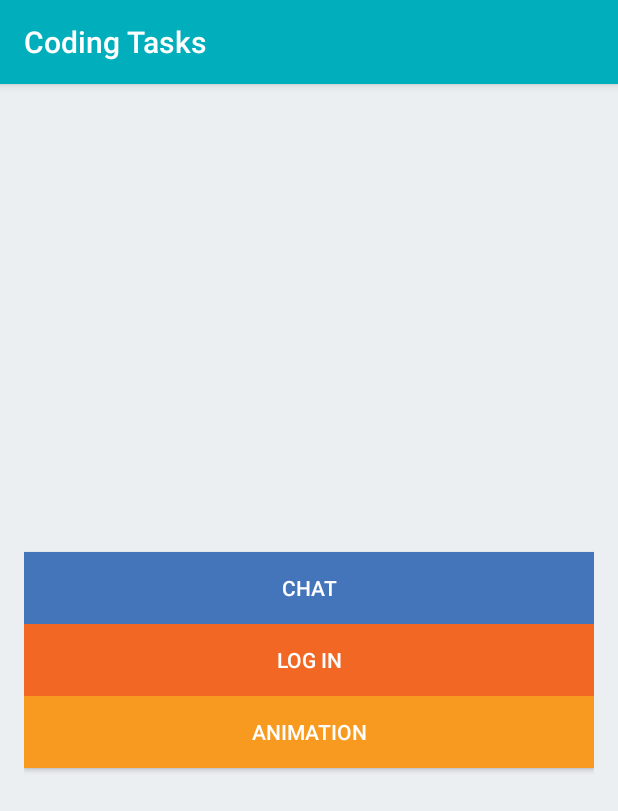
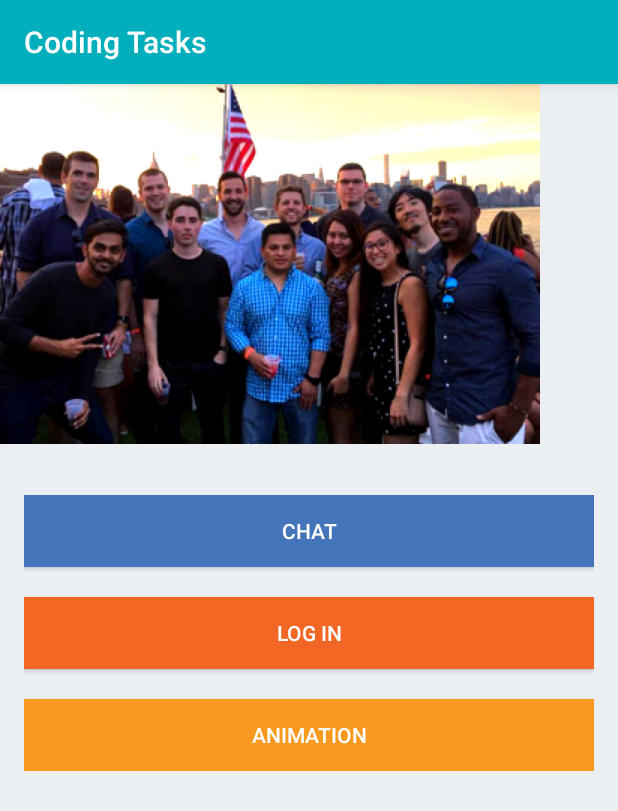
Before and after one commit to jorgereina1986/AppPartnerCodingChallenge, an Android app: the screen it shows after launch (MainActivity), on a phone screen of 412 x 824 dp. Shown: the top 811 px of the screen. Run offline under Robolectric (Android 15) with nearby library versions, the phone set to English and light mode, and no system bars.

Commit message:
activity main ui done

```diff
--- a/app/src/main/res/layout-land/activity_main.xml
+++ b/app/src/main/res/layout-land/activity_main.xml
@@ -20,7 +20,8 @@
             android:onClick="onChatClicked"
             android:text="@string/chat_button"
             android:textColor="@android:color/white"
-            android:textSize="@dimen/button_text_size" />
+            android:textSize="@dimen/button_text_size"
+            android:layout_marginBottom="20dp"/>
 
         <Button
             android:layout_width="match_parent"
@@ -29,7 +30,8 @@
             android:onClick="onLoginClicked"
             android:text="@string/login_button"
             android:textColor="@android:color/white"
-            android:textSize="@dimen/button_text_size" />
+            android:textSize="@dimen/button_text_size"
+            android:layout_marginBottom="20dp"/>
 
         <Button
             android:layout_width="match_parent"
--- a/app/src/main/res/layout/activity_login.xml
+++ b/app/src/main/res/layout/activity_login.xml
@@ -17,9 +17,11 @@
         android:id="@+id/password_et"
         android:layout_width="match_parent"
         android:layout_height="@dimen/button_size"
-        android:layout_below="@+id/username_et" />
+        android:layout_below="@+id/username_et"
+        android:layout_marginBottom="60dp" />
 
     <Button
+        android:id="@+id/login_btn"
         android:layout_width="match_parent"
         android:layout_height="wrap_content"
         android:layout_below="@+id/password_et"
--- a/app/src/main/res/layout/activity_main.xml
+++ b/app/src/main/res/layout/activity_main.xml
@@ -1,22 +1,32 @@
 <?xml version="1.0" encoding="utf-8"?>
 <RelativeLayout xmlns:android="http://schemas.android.com/apk/res/android"
-                xmlns:tools="http://schemas.android.com/tools"
-                android:layout_width="match_parent"
-                android:layout_height="match_parent"
-                android:layout_marginLeft="@dimen/activity_horizontal_margin"
-                android:layout_marginRight="@dimen/activity_horizontal_margin"
-                tools:context=".MainActivity">
+    xmlns:tools="http://schemas.android.com/tools"
+    android:layout_width="match_parent"
+    android:layout_height="match_parent"
+    tools:context=".MainActivity">
+
+    <ImageView
+        android:id="@+id/company_iv"
+        android:src="@drawable/ic_company_photo"
+        android:layout_width="wrap_content"
+        android:layout_height="wrap_content" />
 
     <LinearLayout
         android:layout_width="match_parent"
-        android:layout_height="match_parent"
+        android:layout_height="wrap_content"
         android:gravity="center"
-        android:orientation="vertical">
+        android:orientation="vertical"
+        android:layout_below="@id/company_iv"
+        android:layout_marginTop="34dp"
+        android:layout_marginLeft="@dimen/activity_vertical_margin"
+        android:layout_marginRight="@dimen/activity_vertical_margin"
+        android:layout_marginBottom="34dp">
 
         <Button
             android:id="@+id/chat_btn"
             android:layout_width="match_parent"
             android:layout_height="wrap_content"
+            android:layout_marginBottom="20dp"
             android:background="@color/button_blue"
             android:onClick="onChatClicked"
             android:text="@string/chat_button"
@@ -26,6 +36,7 @@
         <Button
             android:layout_width="match_parent"
             android:layout_height="wrap_content"
+            android:layout_marginBottom="20dp"
             android:background="@color/button_orange"
             android:onClick="onLoginClicked"
             android:text="@string/login_button"
--- a/app/src/main/res/layout/item_chat.xml
+++ b/app/src/main/res/layout/item_chat.xml
@@ -10,7 +10,7 @@
               tools:background="@color/background"
               tools:ignore="UseCompoundDrawables">
 
-    <ImageView
+    <com.apppartner.androidtest.views.CircleImageView
         android:id="@+id/avatarImageView"
         android:layout_width="wrap_content"
         android:layout_height="wrap_content"
--- a/app/src/main/res/values/strings.xml
+++ b/app/src/main/res/values/strings.xml
@@ -8,5 +8,6 @@
     <string name="chat_button">CHAT</string>
     <string name="login_button">LOG IN</string>
     <string name="animation_button">ANIMATION</string>
+    <string name="fade_button">FADE</string>
 
 </resources>
```
Also changed, not shown: app/src/main/res/layout-land/activity_animation.xml (+16 -4 lines), app/src/main/res/layout/activity_animation.xml (+17 -4 lines).
